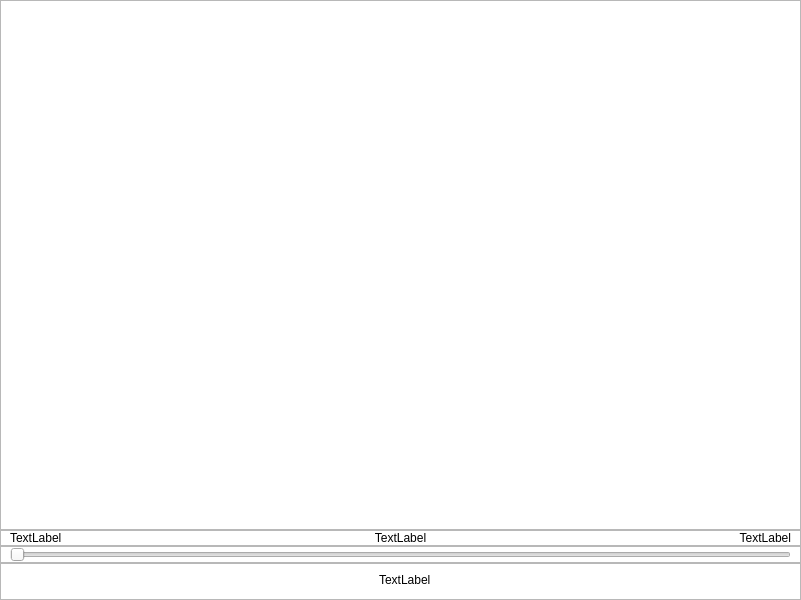
Qt form ui/PerVideo.ui (aibotez/SBCClientV2) before a commit.
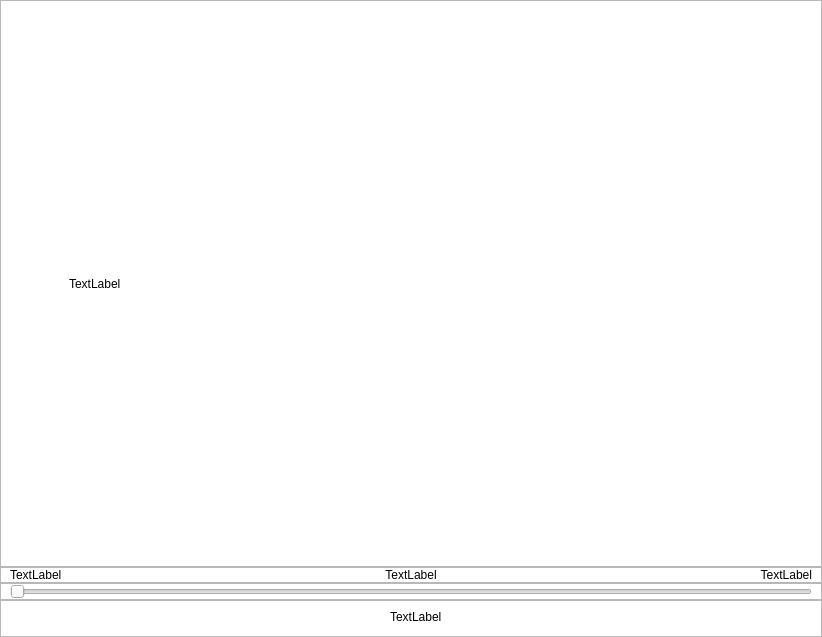
The same form after that commit.

```diff
--- a/ui/PerVideo.ui
+++ b/ui/PerVideo.ui
@@ -6,8 +6,8 @@
    <rect>
     <x>0</x>
     <y>0</y>
-    <width>801</width>
-    <height>600</height>
+    <width>822</width>
+    <height>637</height>
    </rect>
   </property>
   <property name="windowTitle">
@@ -37,13 +37,19 @@
     </property>
     <item>
      <widget class="QFrame" name="frame">
+      <property name="sizePolicy">
+       <sizepolicy hsizetype="Preferred" vsizetype="Preferred">
+        <horstretch>0</horstretch>
+        <verstretch>0</verstretch>
+       </sizepolicy>
+      </property>
       <property name="frameShape">
        <enum>QFrame::StyledPanel</enum>
       </property>
       <property name="frameShadow">
        <enum>QFrame::Raised</enum>
       </property>
-      <layout class="QVBoxLayout" name="verticalLayout">
+      <layout class="QVBoxLayout" name="verticalLayout" stretch="1,10,1">
        <property name="spacing">
         <number>0</number>
        </property>
@@ -60,7 +66,70 @@
         <number>0</number>
        </property>
        <item>
-        <widget class="QWidget" name="widget" native="true"/>
+        <spacer name="verticalSpacer">
+         <property name="orientation">
+          <enum>Qt::Vertical</enum>
+         </property>
+         <property name="sizeHint" stdset="0">
+          <size>
+           <width>20</width>
+           <height>43</height>
+          </size>
+         </property>
+        </spacer>
+       </item>
+       <item>
+        <layout class="QHBoxLayout" name="horizontalLayout_4" stretch="1,10,1">
+         <property name="spacing">
+          <number>0</number>
+         </property>
+         <item>
+          <spacer name="horizontalSpacer_3">
+           <property name="orientation">
+            <enum>Qt::Horizontal</enum>
+           </property>
+           <property name="sizeHint" stdset="0">
+            <size>
+             <width>78</width>
+             <height>20</height>
+            </size>
+           </property>
+          </spacer>
+         </item>
+         <item>
+          <widget class="QLabel" name="label_5">
+           <property name="text">
+            <string>TextLabel</string>
+           </property>
+          </widget>
+         </item>
+         <item>
+          <spacer name="horizontalSpacer_4">
+           <property name="orientation">
+            <enum>Qt::Horizontal</enum>
+           </property>
+           <property name="sizeHint" stdset="0">
+            <size>
+             <width>78</width>
+             <height>20</height>
+            </size>
+           </property>
+          </spacer>
+         </item>
+        </layout>
+       </item>
+       <item>
+        <spacer name="verticalSpacer_2">
+         <property name="orientation">
+          <enum>Qt::Vertical</enum>
+         </property>
+         <property name="sizeHint" stdset="0">
+          <size>
+           <width>20</width>
+           <height>43</height>
+          </size>
+         </property>
+        </spacer>
        </item>
       </layout>
      </widget>
@@ -210,7 +279,7 @@
          </property>
          <property name="sizeHint" stdset="0">
           <size>
-           <width>365</width>
+           <width>375</width>
            <height>20</height>
           </size>
          </property>
```
